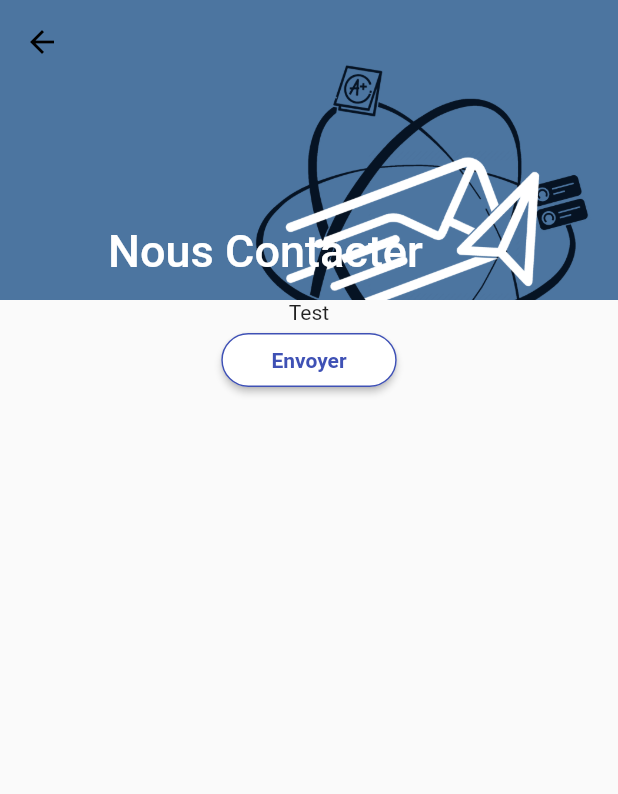
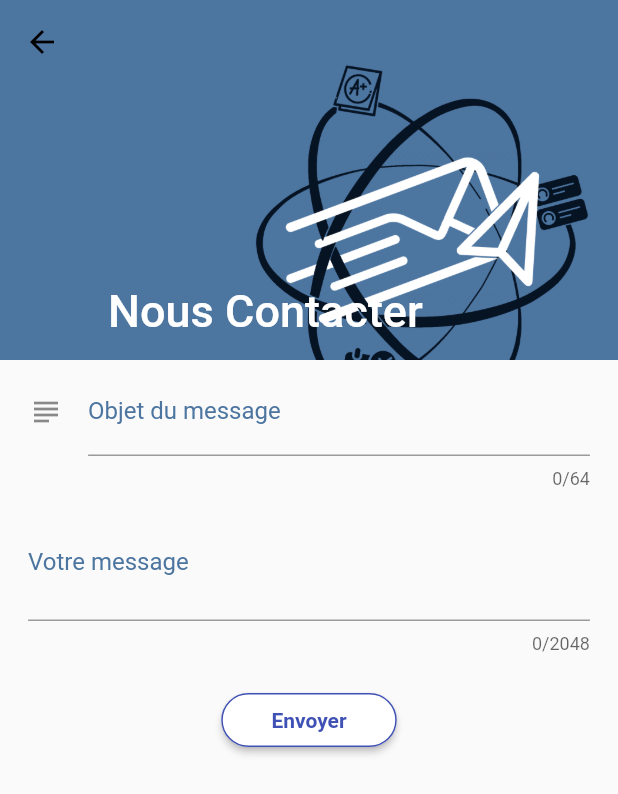
Before and after one commit to 2-SE/AllUni, a Flutter app: the ContactUsPage screen opened by its route, on a phone screen of 412 x 824 dp. Shown: the top 794 px of the screen. Run offline on Flutter 3.47's test engine with Material 2 defaults, Android fonts, the light colour scheme and no system bars.

Commit message:
New Edit of Main

```diff
--- a/lib/ContactUs.dart
+++ b/lib/ContactUs.dart
@@ -1,7 +1,11 @@
 import 'package:flutter/material.dart';
 
 class ContactUsPage extends StatelessWidget {
-  //const NewPage({Key? key}) : super(key: key);
+  //const ContactUsPage({Key? key}) : super(key: key);
+
+  String ContactUsTitle = "";
+  String ContactUsMessage = "";
+
   @override
   Widget build(BuildContext context) {
     return Scaffold(
@@ -9,13 +13,13 @@ class ContactUsPage extends StatelessWidget {
         slivers: [
           SliverAppBar(
             pinned: true,
-            expandedHeight: 200.0,
+            expandedHeight: 240.0,
             stretch: true,
             backgroundColor: Color(0xFF4C75A0),
             flexibleSpace: FlexibleSpaceBar(
               title: Text('Nous Contacter', style: TextStyle(color: Colors.white)),
               background: Padding(
-                padding: const EdgeInsets.only(top: 25.0),
+                padding: EdgeInsets.only(top: 25.0),
                 child: Image(
                   image: AssetImage("images/logo_ContactUs.png"),
                   //image: AssetImage("images/BannerLogoApp.png"),
@@ -33,13 +37,67 @@ class ContactUsPage extends StatelessWidget {
           ),
           SliverList(
             delegate: SliverChildListDelegate([
-              Center(
-                child: Text("Test"),
+              Row(
+                children: [
+                  Flexible(
+                    flex: 1,
+                    child: Container(color: Colors.transparent),
                   ),
-            ]),
+                  Flexible(
+                    flex: 20,
+                    child: Column(
+                      children: [
+                        Container(height: 5, color: Colors.transparent),
+                        TextFormField(
+                          onChanged: (value) {
+                            ContactUsTitle = value;
+                          },
+                          maxLength: 64,
+                          minLines: 1,
+                          maxLines: 2,
+                          autocorrect: true,
+                          decoration: InputDecoration(
+                            icon: Icon(Icons.subject),
+                            labelText: "Objet du message",
+                            labelStyle: TextStyle(color: Color(0xFF4C75A0)),
+                            errorBorder: UnderlineInputBorder(
+                              borderSide: BorderSide(color: Colors.red),
                             ),
-          SliverList(
-            delegate: SliverChildListDelegate([
+                          ),
+                          validator: (value) {
+                            if (ContactUsTitle.isNotEmpty) {
+                              return null;
+                            } else {
+                              return "Contenu du message manquant";
+                            }
+                          },
+                        ),
+                        Container(height: 10, color: Colors.transparent),
+                        TextFormField(
+                          onChanged: (value) {
+                            ContactUsMessage = value;
+                          },
+                          maxLength: 2048,
+                          minLines: 2,
+                          maxLines: 15,
+                          autocorrect: true,
+                          decoration: InputDecoration(
+                            labelText: "Votre message",
+                            labelStyle: TextStyle(color: Color(0xFF4C75A0)),
+                            errorStyle: TextStyle(color: Colors.red),
+                            errorBorder: UnderlineInputBorder(
+                              borderSide: BorderSide(color: Colors.red),
+                            ),
+                          ),
+                          validator: (value) {
+                            if (ContactUsMessage.isNotEmpty) {
+                              return null;
+                            } else {
+                              return "Contenu du message manquant";
+                            }
+                          },
+                        ),
+                        Container(height: 20, color: Colors.transparent),
                         Center(
                           child: RaisedButton(
                             color: Colors.white,
@@ -47,11 +105,22 @@ class ContactUsPage extends StatelessWidget {
                             shape: StadiumBorder(
                               side: BorderSide(color: Colors.indigo, width: 1),
                             ),
-                  onPressed: () {},
+                            onPressed: () {
+                              //DO SOMETHING
+                            },
                             child: Text("     Envoyer     ", style: TextStyle(fontWeight: FontWeight.bold, color: Colors.indigo)),
                           ),
                         ),
                         Container(height: 20, color: Colors.transparent),
+                      ],
+                    ),
+                  ),
+                  Flexible(
+                    flex: 1,
+                    child: Container(color: Colors.transparent),
+                  ),
+                ],
+              ),
             ]),
           ),
         ],
--- a/lib/Settings.dart
+++ b/lib/Settings.dart
@@ -9,7 +9,7 @@ class SettingsPage extends StatelessWidget {
         slivers: [
           SliverAppBar(
             pinned: true,
-            expandedHeight: 200.0,
+            expandedHeight: 240.0,
             stretch: true,
             backgroundColor: Color(0xFF4C75A0),
             flexibleSpace: FlexibleSpaceBar(
```
Also changed, not shown: lib/UserModifierPage.dart (deleted), lib/UserPage.dart (deleted). Lines whose indentation alone changed are shown as unchanged.
